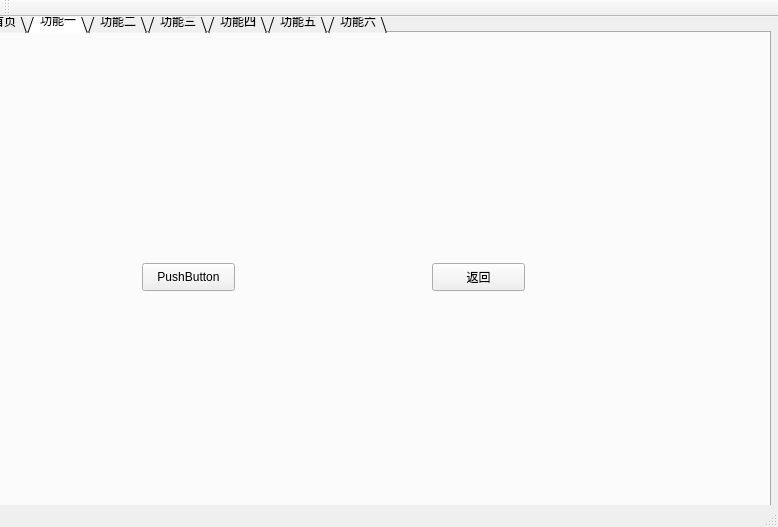
Above: qt.ui from daydream-a/qt before the change. Below: the same form after it.
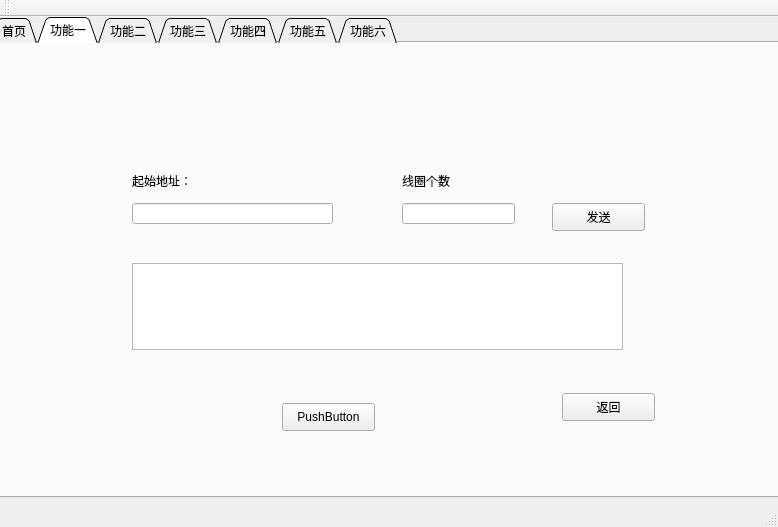
That is the form after the change. The open tabs and pages were chosen to show the change.

Patch:
```diff
--- a/qt.ui
+++ b/qt.ui
@@ -17,10 +17,10 @@
    <widget class="QTabWidget" name="tabWidget">
     <property name="geometry">
      <rect>
-      <x>-20</x>
-      <y>-10</y>
+      <x>-10</x>
+      <y>0</y>
       <width>791</width>
-      <height>521</height>
+      <height>481</height>
      </rect>
     </property>
     <property name="tabPosition">
@@ -131,8 +131,8 @@
      <widget class="QPushButton" name="pushButton">
       <property name="geometry">
        <rect>
-        <x>160</x>
-        <y>230</y>
+        <x>290</x>
+        <y>360</y>
         <width>93</width>
         <height>28</height>
        </rect>
@@ -144,8 +144,8 @@
      <widget class="QPushButton" name="returnbtn_1">
       <property name="geometry">
        <rect>
-        <x>450</x>
-        <y>230</y>
+        <x>570</x>
+        <y>350</y>
         <width>93</width>
         <height>28</height>
        </rect>
@@ -154,6 +154,75 @@
        <string>返回</string>
       </property>
      </widget>
+     <widget class="QLineEdit" name="func1_line1">
+      <property name="geometry">
+       <rect>
+        <x>140</x>
+        <y>160</y>
+        <width>201</width>
+        <height>21</height>
+       </rect>
+      </property>
+     </widget>
+     <widget class="QTextEdit" name="func1_re">
+      <property name="geometry">
+       <rect>
+        <x>140</x>
+        <y>220</y>
+        <width>491</width>
+        <height>87</height>
+       </rect>
+      </property>
+     </widget>
+     <widget class="QLineEdit" name="func1_line2">
+      <property name="geometry">
+       <rect>
+        <x>410</x>
+        <y>160</y>
+        <width>113</width>
+        <height>21</height>
+       </rect>
+      </property>
+     </widget>
+     <widget class="QLabel" name="label">
+      <property name="geometry">
+       <rect>
+        <x>140</x>
+        <y>130</y>
+        <width>72</width>
+        <height>15</height>
+       </rect>
+      </property>
+      <property name="text">
+       <string>起始地址：</string>
+      </property>
+     </widget>
+     <widget class="QLabel" name="label_2">
+      <property name="geometry">
+       <rect>
+        <x>410</x>
+        <y>130</y>
+        <width>72</width>
+        <height>15</height>
+       </rect>
+      </property>
+      <property name="text">
+       <string>线圈个数</string>
+      </property>
+     </widget>
+     <widget class="QPushButton" name="func1_send">
+      <property name="geometry">
+       <rect>
+        <x>560</x>
+        <y>160</y>
+        <width>93</width>
+        <height>28</height>
+       </rect>
+      </property>
+      <property name="text">
+       <string>发送</string>
+      </property>
+     </widget>
     </widget>
     <widget class="QWidget" name="tab_2">
      <attribute name="title">
```
Left out of the diff: 251 changed lines with no effect on the pictures.
